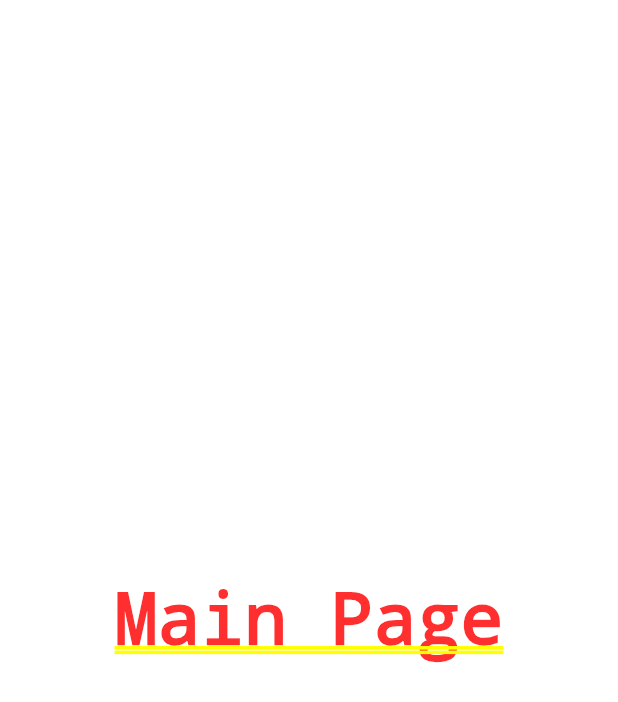
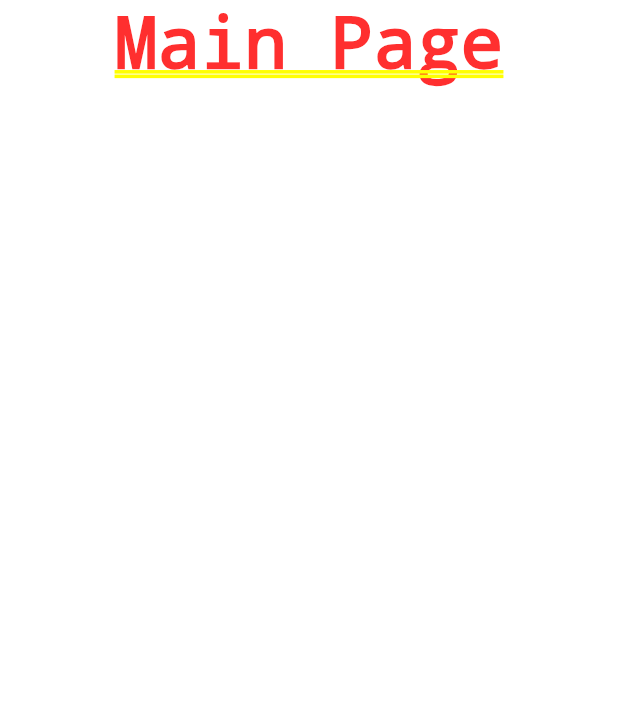
Before and after one commit to vglug/kids_stories, a Flutter app: the screen it shows after launch, on a phone screen of 412 x 824 dp. Shown: the top 702 px of the screen. Run offline on Flutter 3.47's test engine with Material 2 defaults, Android fonts, the phone set to English and light mode, and no system bars.

Commit message:
Home Page Modified

```diff
--- a/lib/main_page.dart
+++ b/lib/main_page.dart
@@ -10,8 +10,14 @@ class MainPage extends StatefulWidget {
 class _MainPageState extends State<MainPage> {
   @override
   Widget build(BuildContext context) {
-    return const Center(
-      child: Text("Main Page"),
+    return Container(
+      child: Center(
+        child: Column(
+          children: [
+            Text("Main Page"),
+          ],
+        ),
+      ),
     );
   }
 }
```
